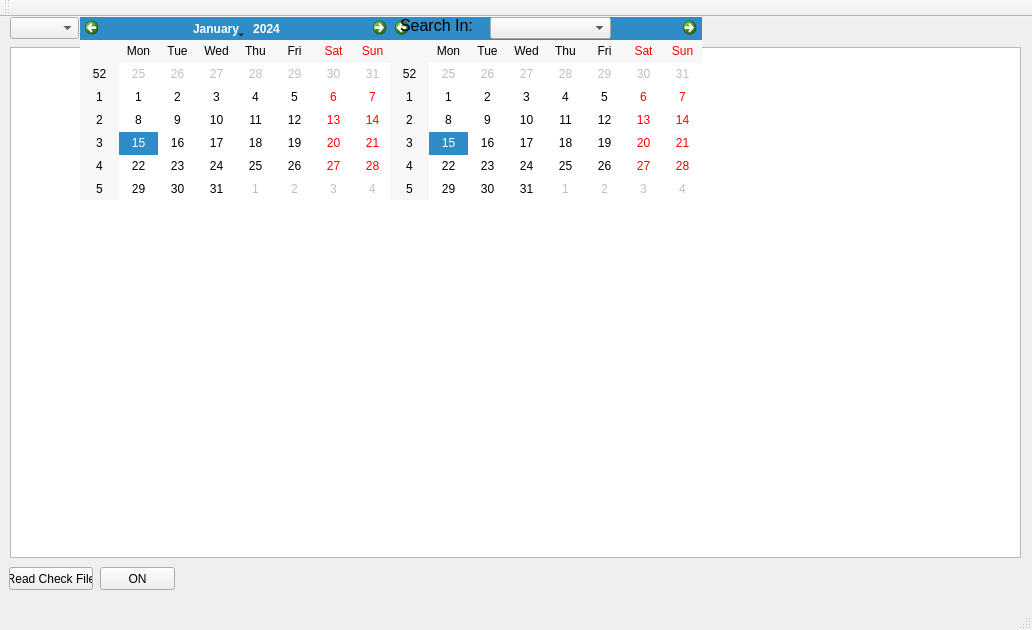
This is mainwindow.ui in n6nq/checking as Qt 5 draws it before an edit. The edited form follows.
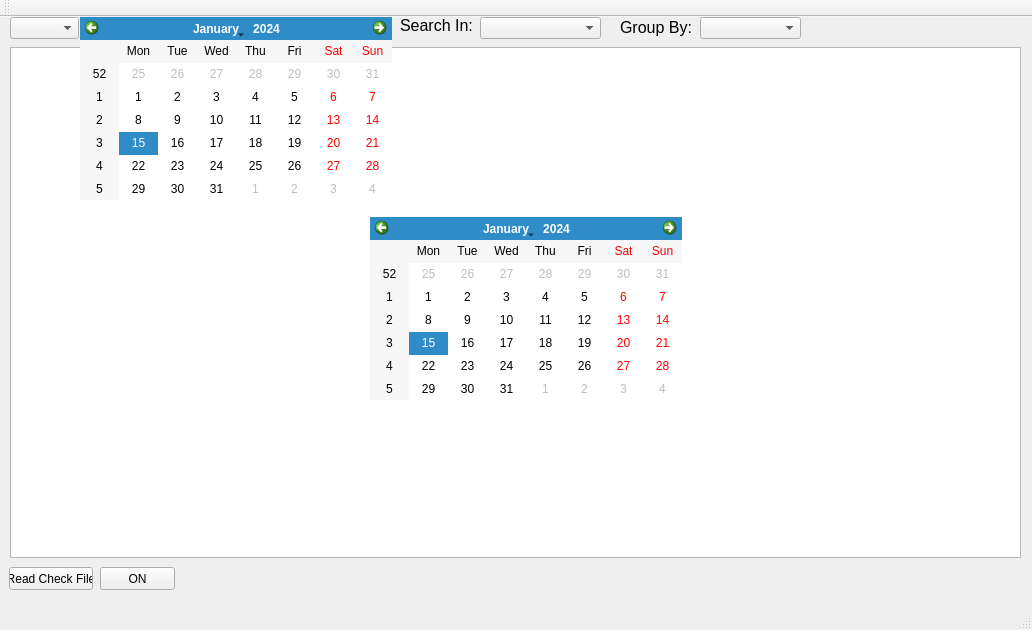
This is the edited form.

Commit message: Playing with group by.

Diff of the .ui file:
```diff
--- a/mainwindow.ui
+++ b/mainwindow.ui
@@ -131,8 +131,8 @@
    <widget class="QCalendarWidget" name="calendar2">
     <property name="geometry">
      <rect>
-      <x>390</x>
-      <y>0</y>
+      <x>370</x>
+      <y>200</y>
       <width>312</width>
       <height>183</height>
      </rect>
@@ -141,7 +141,7 @@
    <widget class="QComboBox" name="cbSearchIn">
     <property name="geometry">
      <rect>
-      <x>490</x>
+      <x>480</x>
       <y>0</y>
       <width>121</width>
       <height>22</height>
@@ -166,6 +166,37 @@
      <string>Search In:</string>
     </property>
    </widget>
+   <widget class="QLabel" name="label">
+    <property name="geometry">
+     <rect>
+      <x>620</x>
+      <y>0</y>
+      <width>71</width>
+      <height>21</height>
+     </rect>
+    </property>
+    <property name="font">
+     <font>
+      <pointsize>12</pointsize>
+     </font>
+    </property>
+    <property name="text">
+     <string>Group By:</string>
+    </property>
+    <property name="textFormat">
+     <enum>Qt::RichText</enum>
+    </property>
+   </widget>
+   <widget class="QComboBox" name="cbGroupBy">
+    <property name="geometry">
+     <rect>
+      <x>700</x>
+      <y>0</y>
+      <width>101</width>
+      <height>22</height>
+     </rect>
+    </property>
+   </widget>
   </widget>
   <widget class="QMenuBar" name="menuBar">
    <property name="geometry">
```
Left out of the diff: 6 changed lines with no effect on the pictures. The commit also changes 5 other files.
